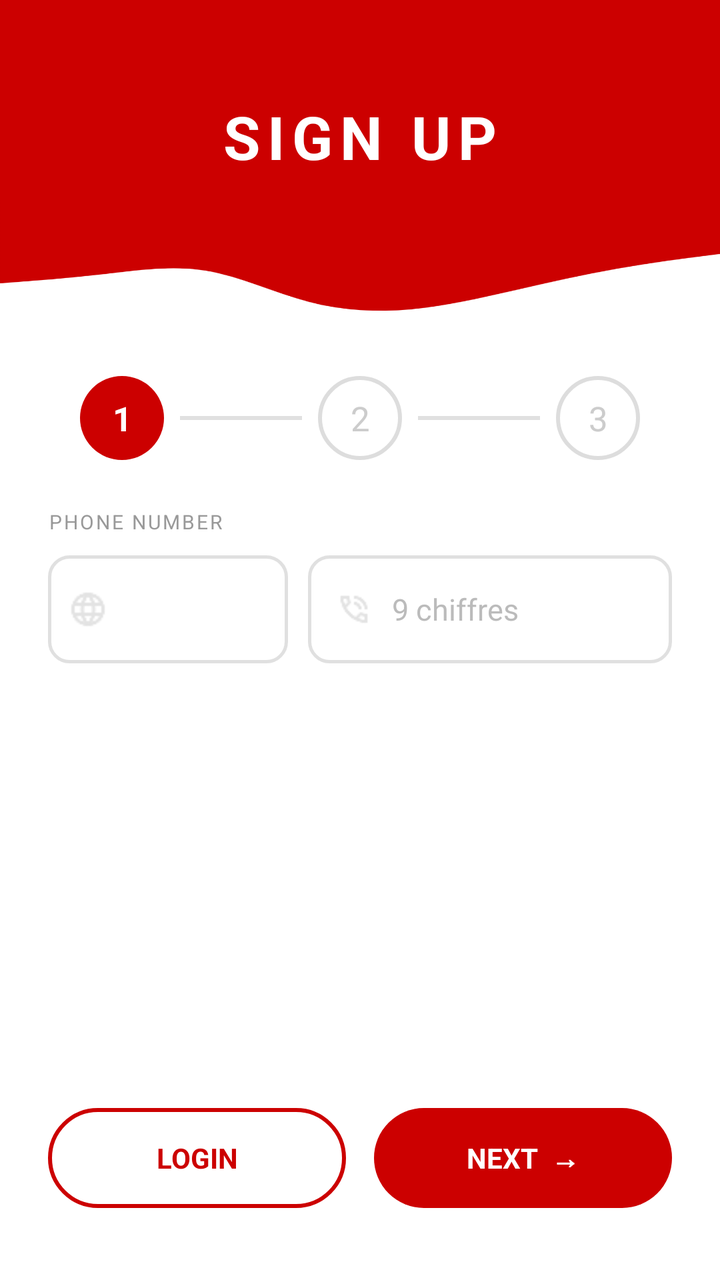
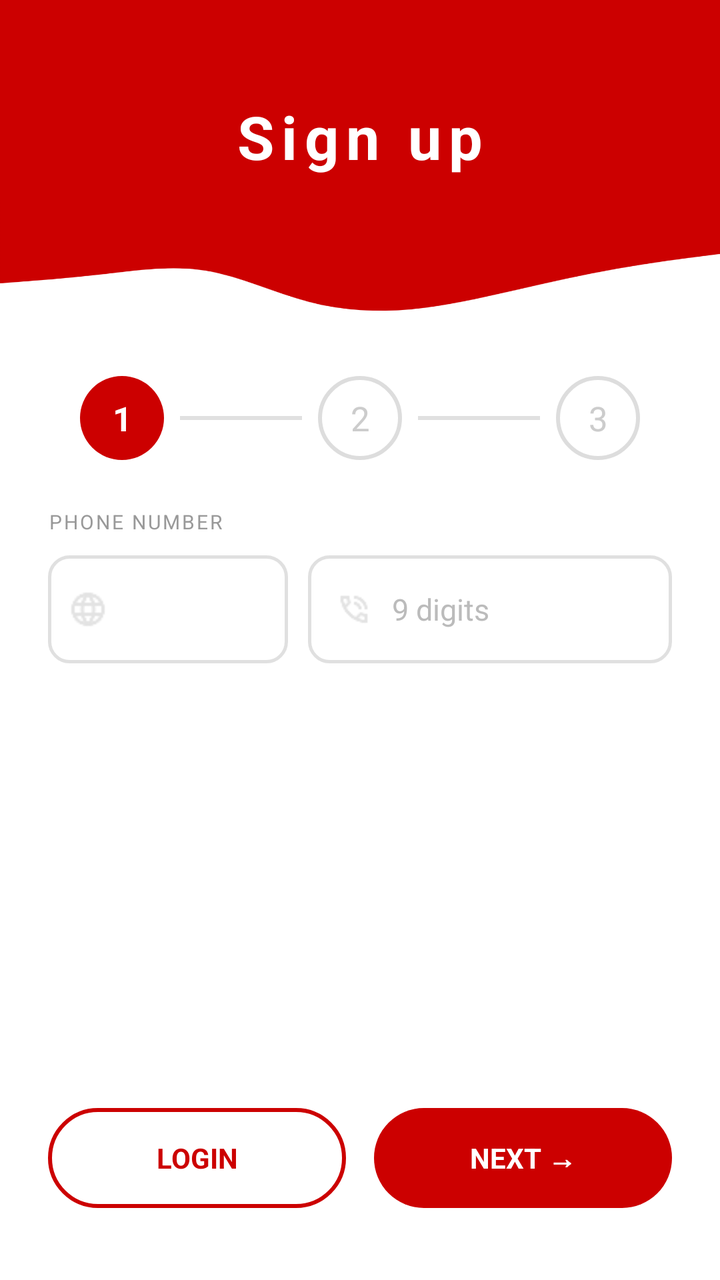

An Android layout rendered at two revisions. The XML below is the earlier revision; the diff shows what the commit changed to produce the second picture.
<!-- AndroidManifest.xml: application theme Theme.AppCompat.Light.NoActionBar -->
<!-- res/layout/signup_step1.xml -->
<?xml version="1.0" encoding="utf-8"?>
<LinearLayout xmlns:android="http://schemas.android.com/apk/res/android"
    android:layout_width="match_parent"
    android:layout_height="match_parent"
    android:orientation="vertical"
    android:background="#FFFFFF">


    <RelativeLayout
        android:layout_width="match_parent"
        android:layout_height="180dp">

        
        <View
            android:layout_width="match_parent"
            android:layout_height="150dp"
            android:background="#CC0000" />


        <ImageView
            android:layout_width="match_parent"
            android:layout_height="80dp"
            android:layout_alignParentBottom="true"
            android:src="@drawable/header_curve"
            android:scaleType="fitXY" />


        <TextView
            android:layout_width="match_parent"
            android:layout_height="wrap_content"
            android:layout_marginTop="48dp"
            android:text="SIGN UP"
            android:textColor="#FFFFFF"
            android:textSize="30sp"
            android:textStyle="bold"
            android:gravity="center"
            android:letterSpacing="0.12" />
    </RelativeLayout>


    <LinearLayout
        android:layout_width="match_parent"
        android:layout_height="wrap_content"
        android:orientation="horizontal"
        android:gravity="center"
        android:paddingHorizontal="40dp"
        android:paddingTop="8dp"
        android:paddingBottom="20dp">


        <TextView
            android:layout_width="42dp"
            android:layout_height="42dp"
            android:text="1"
            android:textSize="17sp"
            android:textStyle="bold"
            android:textColor="#FFFFFF"
            android:gravity="center"
            android:background="@drawable/step_circle_active" />

        
        <View
            android:layout_width="0dp"
            android:layout_height="2dp"
            android:layout_weight="1"
            android:background="#E0E0E0"
            android:layout_marginHorizontal="8dp" />


        <TextView
            android:layout_width="42dp"
            android:layout_height="42dp"
            android:text="2"
            android:textSize="17sp"
            android:textColor="#CCCCCC"
            android:gravity="center"
            android:background="@drawable/step_circle_inactive" />

        <View
            android:layout_width="0dp"
            android:layout_height="2dp"
            android:layout_weight="1"
            android:background="#E0E0E0"
            android:layout_marginHorizontal="8dp" />


        <TextView
            android:layout_width="42dp"
            android:layout_height="42dp"
            android:text="3"
            android:textSize="17sp"
            android:textColor="#CCCCCC"
            android:gravity="center"
            android:background="@drawable/step_circle_inactive" />
    </LinearLayout>

    <LinearLayout
        android:layout_width="match_parent"
        android:layout_height="0dp"
        android:layout_weight="1"
        android:orientation="vertical"
        android:paddingHorizontal="24dp"
        android:paddingTop="4dp">


        <TextView
            android:layout_width="wrap_content"
            android:layout_height="wrap_content"
            android:text="PHONE NUMBER"
            android:textSize="10sp"
            android:textColor="#999999"
            android:letterSpacing="0.1"
            android:layout_marginBottom="10dp" />

        <LinearLayout
            android:layout_width="match_parent"
            android:layout_height="54dp"
            android:orientation="horizontal">


            <LinearLayout
                android:layout_width="120dp"
                android:layout_height="54dp"
                android:orientation="horizontal"
                android:background="@drawable/input_field_bg"
                android:gravity="center_vertical"
                android:paddingStart="10dp"
                android:paddingEnd="4dp"
                android:layout_marginEnd="10dp">


                <ImageView
                    android:layout_width="20dp"
                    android:layout_height="20dp"
                    android:src="@drawable/ic_flag_globe"
                    android:layout_marginEnd="6dp" />

                <Spinner
                    android:id="@+id/spinnerCountryCode"
                    android:layout_width="0dp"
                    android:layout_height="match_parent"
                    android:layout_weight="1"
                    android:background="@android:color/transparent"
                    android:spinnerMode="dropdown" />
            </LinearLayout>


            <LinearLayout
                android:layout_width="0dp"
                android:layout_height="54dp"
                android:layout_weight="1"
                android:orientation="horizontal"
                android:background="@drawable/input_field_bg"
                android:gravity="center_vertical"
                android:paddingHorizontal="14dp">

                <ImageView
                    android:layout_width="18dp"
                    android:layout_height="18dp"
                    android:src="@drawable/ic_phone_outline"
                    android:layout_marginEnd="10dp" />

                <EditText
                    android:id="@+id/etPhoneNumber"
                    android:layout_width="0dp"
                    android:layout_height="match_parent"
                    android:layout_weight="1"
                    android:background="@android:color/transparent"
                    android:hint="9 chiffres"
                    android:inputType="number"
                    android:maxLength="9"
                    android:textSize="15sp"
                    android:textColor="#222222"
                    android:textColorHint="#BBBBBB" />
            </LinearLayout>
        </LinearLayout>

    </LinearLayout>


    <LinearLayout
        android:layout_width="match_parent"
        android:layout_height="wrap_content"
        android:orientation="horizontal"
        android:paddingHorizontal="24dp"
        android:paddingBottom="36dp"
        android:paddingTop="12dp">


        <TextView
            android:id="@+id/tvLogin"
            android:layout_width="0dp"
            android:layout_height="50dp"
            android:layout_weight="1"
            android:text="LOGIN"
            android:textSize="14sp"
            android:textStyle="bold"
            android:textColor="#CC0000"
            android:gravity="center"
            android:background="@drawable/btn_outline_red"
            android:layout_marginEnd="14dp" />


        <TextView
            android:id="@+id/btnNext"
            android:layout_width="0dp"
            android:layout_height="50dp"
            android:layout_weight="1"
            android:text="NEXT  →"
            android:textSize="14sp"
            android:textStyle="bold"
            android:textColor="#FFFFFF"
            android:gravity="center"
            android:background="@drawable/btn_red_rounded" />
    </LinearLayout>

</LinearLayout>
<!-- resources referenced by this layout -->
<resources>
  <!-- drawable btn_outline_red (drawable) -->
  <shape xmlns:android="http://schemas.android.com/apk/res/android"
      android:shape="rectangle">
      <solid android:color="#FFFFFF" />
      <stroke android:width="2dp" android:color="#CC0000" />
      <corners android:radius="25dp" />
  </shape>
  <!-- drawable btn_red_rounded (drawable) -->
  <shape xmlns:android="http://schemas.android.com/apk/res/android"
      android:shape="rectangle">
      <solid android:color="#CC0000" />
      <corners android:radius="25dp" />
  </shape>
  <!-- drawable header_curve: png bitmap (drawable, 12684 bytes) -->
  <!-- drawable ic_flag_globe: png bitmap (drawable, 712 bytes) -->
  <!-- drawable ic_phone_outline: png bitmap (drawable, 660 bytes) -->
  <!-- drawable input_field_bg (drawable) -->
  <shape xmlns:android="http://schemas.android.com/apk/res/android"
      android:shape="rectangle">
      <solid android:color="#FFFFFF" />
      <stroke android:width="1.5dp" android:color="#E0E0E0" />
      <corners android:radius="10dp" />
  </shape>
  <!-- drawable step_circle_active (drawable) -->
  <shape xmlns:android="http://schemas.android.com/apk/res/android"
      android:shape="oval">
      <solid android:color="#CC0000" />
      <size android:width="42dp" android:height="42dp" />
  </shape>
  <!-- drawable step_circle_inactive (drawable) -->
  <shape xmlns:android="http://schemas.android.com/apk/res/android"
      android:shape="oval">
      <solid android:color="#FFFFFF" />
      <stroke android:width="2dp" android:color="#DDDDDD" />
      <size android:width="42dp" android:height="42dp" />
  </shape>
</resources>

<!-- the commit's change to res/layout/signup_step1.xml (unified diff, before → after) -->
@@ -29,7 +29,7 @@
             android:layout_width="match_parent"
             android:layout_height="wrap_content"
             android:layout_marginTop="48dp"
-            android:text="SIGN UP"
+            android:text="@string/signup_title"
             android:textColor="#FFFFFF"
             android:textSize="30sp"
             android:textStyle="bold"
@@ -106,7 +106,7 @@
         <TextView
             android:layout_width="wrap_content"
             android:layout_height="wrap_content"
-            android:text="PHONE NUMBER"
+            android:text="@string/signup_phone_number"
             android:textSize="10sp"
             android:textColor="#999999"
             android:letterSpacing="0.1"
@@ -166,7 +166,7 @@
                     android:layout_height="match_parent"
                     android:layout_weight="1"
                     android:background="@android:color/transparent"
-                    android:hint="9 chiffres"
+                    android:hint="@string/signup_hint_digits_9"
                     android:inputType="number"
                     android:maxLength="9"
                     android:textSize="15sp"
@@ -192,7 +192,7 @@
             android:layout_width="0dp"
             android:layout_height="50dp"
             android:layout_weight="1"
-            android:text="LOGIN"
+            android:text="@string/signup_login"
             android:textSize="14sp"
             android:textStyle="bold"
             android:textColor="#CC0000"
@@ -206,7 +206,7 @@
             android:layout_width="0dp"
             android:layout_height="50dp"
             android:layout_weight="1"
-            android:text="NEXT  →"
+            android:text="@string/signup_next"
             android:textSize="14sp"
             android:textStyle="bold"
             android:textColor="#FFFFFF"
<!-- resource entries referenced after the edit -->
@@ -36,5 +36,10 @@
       <stroke android:width="2dp" android:color="#DDDDDD" />
       <size android:width="42dp" android:height="42dp" />
   </shape>
+  <string name="signup_hint_digits_9">9 digits</string>
+  <string name="signup_login">LOGIN</string>
+  <string name="signup_next">NEXT  →</string>
+  <string name="signup_phone_number">PHONE NUMBER</string>
+  <string name="signup_title">Sign up</string>
 </resources>
 
